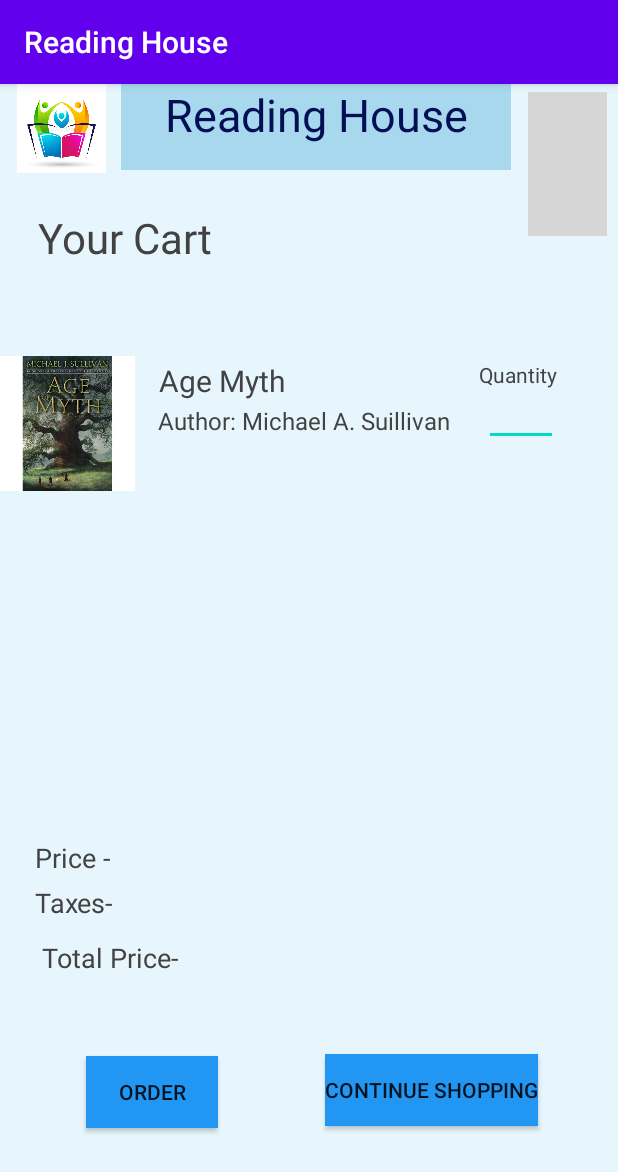
After one commit to V744/ReadingHouse, an Android app: the AddtoCart screen opened directly, with no data from a screen before it, on a phone screen of 412 x 824 dp. The commit adds this screen. Shown: the top 1172 px of the screen. Run offline under Robolectric (Android 15) with nearby library versions, the phone set to English and light mode, and no system bars; grey boxes are pictures that could not be loaded.

Commit message:
Your Cart Screen Done

```diff
--- a/app/src/main/AndroidManifest.xml
+++ b/app/src/main/AndroidManifest.xml
@@ -9,7 +9,8 @@
         android:roundIcon="@mipmap/ic_launcher_round"
         android:supportsRtl="true"
         android:theme="@style/AppTheme">
-        <activity android:name=".PSWDCODE"></activity>
+        <activity android:name=".AddtoCart"></activity>
+        <activity android:name=".PSWDCODE" />
         <activity android:name=".Passwordlink" />
         <activity android:name=".ThrillerActivity" />
         <activity android:name=".HorrorActivity" />
--- /dev/null
+++ b/app/src/main/java/com/ebookfrenzy/myapplication/AddtoCart.java
@@ -0,0 +1,41 @@
+package com.ebookfrenzy.myapplication;
+
+import androidx.appcompat.app.AppCompatActivity;
+
+import android.content.Intent;
+import android.os.Bundle;
+import android.view.View;
+import android.widget.Button;
+
+public class AddtoCart extends AppCompatActivity {
+
+    public Button b1,b2;
+
+    @Override
+    protected void onCreate(Bundle savedInstanceState) {
+        super.onCreate(savedInstanceState);
+        setContentView(R.layout.activity_addto_cart);
+        b1=findViewById(R.id.button3);
+        b2=findViewById(R.id.button4);
+
+        b1.setOnClickListener(new View.OnClickListener() {
+            @Override
+            public void onClick(View v) {
+                Intent i = new Intent(AddtoCart.this, PaymentPage.class);
+
+                startActivity(i);
+            }
+
+        });
+
+        b2.setOnClickListener(new View.OnClickListener() {
+            @Override
+            public void onClick(View v) {
+                Intent i = new Intent(AddtoCart.this, HomeActivity.class);
+
+                startActivity(i);
+            }
+
+        });
+    }
+}
--- a/app/src/main/java/com/ebookfrenzy/myapplication/HomeActivity.java
+++ b/app/src/main/java/com/ebookfrenzy/myapplication/HomeActivity.java
@@ -4,13 +4,17 @@ import androidx.annotation.NonNull;
 import androidx.appcompat.app.AppCompatActivity;
 import androidx.fragment.app.Fragment;
 
+import android.content.Intent;
 import android.os.Bundle;
 import android.view.MenuItem;
+import android.view.View;
+import android.widget.Button;
 
 import com.google.android.material.bottomnavigation.BottomNavigationView;
 
 public class HomeActivity extends AppCompatActivity {
 
+    public Button b1;
     @Override
     protected void onCreate(Bundle savedInstanceState) {
         super.onCreate(savedInstanceState);
@@ -18,6 +22,18 @@ public class HomeActivity extends AppCompatActivity {
         BottomNavigationView bottomNav=findViewById(R.id.bottom_navigation);
         bottomNav.setOnNavigationItemReselectedListener(navListener);
         getSupportFragmentManager().beginTransaction().replace(R.id.fragment_container,new HomeFragment()).commit();
+        b1=findViewById(R.id.addtocart);
+
+
+        b1.setOnClickListener(new View.OnClickListener() {
+            @Override
+            public void onClick(View v) {
+                Intent i = new Intent(HomeActivity.this, AddtoCart.class);
+
+                startActivity(i);
+            }
+
+        });
 
     }
     private BottomNavigationView.OnNavigationItemReselectedListener navListener=
--- /dev/null
+++ b/app/src/main/res/layout/activity_addto_cart.xml
@@ -0,0 +1,205 @@
+<?xml version="1.0" encoding="utf-8"?>
+<RelativeLayout xmlns:android="http://schemas.android.com/apk/res/android"
+    xmlns:app="http://schemas.android.com/apk/res-auto"
+    xmlns:tools="http://schemas.android.com/tools"
+    android:layout_width="match_parent"
+    android:layout_height="match_parent"
+    android:background="#E7F6FD"
+    tools:context=".AddtoCart">
+
+    <ImageView
+        android:id="@+id/imageView20"
+        android:layout_width="90dp"
+        android:layout_height="200dp"
+        android:layout_alignParentTop="true"
+        android:layout_marginLeft="0dp"
+        android:layout_marginTop="126dp"
+        android:src="@drawable/fantasy" />
+
+    <ImageView
+        android:id="@+id/imageView18"
+        android:layout_width="82dp"
+        android:layout_height="59dp"
+        android:layout_alignParentStart="true"
+        android:layout_alignParentLeft="true"
+        android:layout_alignParentTop="true"
+        android:layout_marginStart="0dp"
+        android:layout_marginLeft="0dp"
+        android:layout_marginTop="0dp"
+        android:layout_weight="1"
+        app:srcCompat="@drawable/icon" />
+
+    <TextView
+        android:id="@+id/textView29"
+        style="@android:style/Widget.Holo.TextView.SpinnerItem"
+        android:layout_width="260dp"
+        android:layout_height="57dp"
+        android:layout_alignParentTop="true"
+        android:layout_alignParentEnd="true"
+        android:layout_alignParentRight="true"
+        android:layout_centerHorizontal="true"
+        android:layout_marginTop="0dp"
+        android:layout_marginEnd="71dp"
+        android:layout_marginRight="71dp"
+        android:layout_weight="1"
+        android:background="#A8D8ED"
+        android:gravity="center_horizontal"
+        android:text="Reading House"
+        android:textAlignment="center"
+        android:textColor="#030F55"
+        android:textColorLink="#E31A1A"
+        android:textSize="30sp" />
+
+    <ImageView
+        android:id="@+id/imageView19"
+        android:layout_width="wrap_content"
+        android:layout_height="wrap_content"
+        android:layout_alignParentStart="true"
+        android:layout_alignParentLeft="true"
+        android:layout_alignParentTop="true"
+        android:layout_alignParentEnd="true"
+        android:layout_alignParentRight="true"
+        android:layout_marginStart="352dp"
+        android:layout_marginLeft="352dp"
+        android:layout_marginTop="5dp"
+        android:layout_marginEnd="7dp"
+        android:layout_marginRight="7dp"
+        app:srcCompat="@drawable/logoff" />
+
+    <TextView
+        android:id="@+id/textView30"
+        android:layout_width="wrap_content"
+        android:layout_height="wrap_content"
+        android:layout_alignParentStart="true"
+        android:layout_alignParentLeft="true"
+        android:layout_alignParentTop="true"
+        android:layout_marginStart="25dp"
+        android:layout_marginLeft="25dp"
+        android:layout_marginTop="83dp"
+        android:text="Your Cart"
+        android:textColor="@color/cardview_dark_background"
+        android:textSize="28dp" />
+
+    <TextView
+        android:id="@+id/textView31"
+        android:layout_width="wrap_content"
+        android:layout_height="wrap_content"
+        android:layout_alignParentStart="true"
+        android:layout_alignParentLeft="true"
+        android:layout_alignParentTop="true"
+        android:layout_marginStart="106dp"
+        android:layout_marginLeft="106dp"
+        android:layout_marginTop="184dp"
+        android:text="Age Myth"
+        android:textColor="@color/cardview_dark_background"
+        android:textSize="20dp" />
+
+    <TextView
+        android:id="@+id/textView32"
+        android:layout_width="wrap_content"
+        android:layout_height="wrap_content"
+        android:layout_alignParentStart="true"
+        android:layout_alignParentLeft="true"
+        android:layout_alignParentTop="true"
+        android:layout_marginStart="105dp"
+        android:layout_marginLeft="105dp"
+        android:layout_marginTop="213dp"
+        android:text="Author: Michael A. Suillivan"
+        android:textColor="@color/cardview_dark_background"
+        android:textSize="16dp" />
+
+    <TextView
+        android:id="@+id/textView33"
+        android:layout_width="wrap_content"
+        android:layout_height="wrap_content"
+        android:layout_alignParentTop="true"
+        android:layout_alignParentEnd="true"
+        android:layout_alignParentRight="true"
+        android:layout_marginTop="184dp"
+        android:layout_marginEnd="37dp"
+        android:layout_marginRight="37dp"
+        android:text="Quantity "
+        android:textColor="@color/cardview_dark_background"
+        android:textSize="14dp" />
+
+    <EditText
+        android:id="@+id/editTextNumber"
+        android:layout_width="49dp"
+        android:layout_height="35dp"
+        android:layout_alignParentTop="true"
+        android:layout_alignParentEnd="true"
+        android:layout_alignParentRight="true"
+        android:layout_marginTop="206dp"
+        android:layout_marginEnd="40dp"
+        android:layout_marginRight="40dp"
+        android:ems="10"
+        android:inputType="number" />
+
+    <TextView
+        android:id="@+id/textView34"
+        android:layout_width="wrap_content"
+        android:layout_height="wrap_content"
+        android:layout_alignParentStart="true"
+        android:layout_alignParentLeft="true"
+        android:layout_alignParentBottom="true"
+        android:layout_marginStart="23dp"
+        android:layout_marginLeft="23dp"
+        android:layout_marginBottom="240dp"
+        android:text="Price - "
+        android:textColor="@color/cardview_dark_background"
+        android:textSize="18dp" />
+
+    <TextView
+        android:id="@+id/textView35"
+        android:layout_width="wrap_content"
+        android:layout_height="wrap_content"
+        android:layout_alignParentStart="true"
+        android:layout_alignParentLeft="true"
+        android:layout_alignParentBottom="true"
+        android:layout_marginStart="23dp"
+        android:layout_marginLeft="23dp"
+        android:layout_marginBottom="210dp"
+        android:text="Taxes-"
+        android:textColor="@color/cardview_dark_background"
+        android:textSize="18dp" />
+
+    <TextView
+        android:id="@+id/textView36"
+        android:layout_width="wrap_content"
+        android:layout_height="wrap_content"
+        android:layout_alignParentStart="true"
+        android:layout_alignParentLeft="true"
+        android:layout_alignParentBottom="true"
+        android:layout_marginStart="23dp"
+        android:layout_marginLeft="23dp"
+        android:layout_marginBottom="173dp"
+        android:text=" Total Price-"
+        android:textColor="@color/cardview_dark_background"
+        android:textSize="18dp" />
+
+    <Button
+        android:id="@+id/button3"
+        android:layout_width="wrap_content"
+        android:layout_height="wrap_content"
+        android:layout_alignParentStart="true"
+        android:layout_alignParentLeft="true"
+        android:layout_alignParentBottom="true"
+        android:layout_marginStart="57dp"
+        android:layout_marginLeft="57dp"
+        android:layout_marginBottom="72dp"
+        android:background="#2196F3"
+        android:text="Order" />
+
+    <Button
+        android:id="@+id/button4"
+        android:layout_width="wrap_content"
+        android:layout_height="wrap_content"
+        android:layout_alignParentEnd="true"
+        android:layout_alignParentRight="true"
+        android:layout_alignParentBottom="true"
+        android:layout_marginEnd="53dp"
+        android:layout_marginRight="53dp"
+        android:layout_marginBottom="73dp"
+        android:background="#2196F3"
+        android:text="Continue Shopping" />
+</RelativeLayout>
--- a/app/src/main/res/layout/activity_login.xml
+++ b/app/src/main/res/layout/activity_login.xml
@@ -51,6 +51,13 @@
                     android:layout_marginRight="100dp"
                     android:orientation="horizontal">
 
+                    <ImageView
+                        android:id="@+id/imageView21"
+                        android:layout_width="12dp"
+                        android:layout_height="wrap_content"
+                        android:layout_weight="1"
+                        app:srcCompat="@drawable/account" />
+
                     <EditText
                         android:id="@+id/editTextTextPersonName5"
                         android:layout_width="wrap_content"
@@ -70,6 +77,13 @@
                     android:layout_marginLeft="40dp"
                     android:layout_marginRight="100dp"
                     android:orientation="horizontal">
+
+                    <ImageView
+                        android:id="@+id/imageView23"
+                        android:layout_width="wrap_content"
+                        android:layout_height="match_parent"
+                        android:layout_weight="1"
+                        app:srcCompat="@drawable/pass" />
 
                     <EditText
                         android:id="@+id/editTextTextPassword"
```
Also changed, not shown: app/src/main/res/drawable-v24/icons8-forgot-password-26.png (added), app/src/main/res/drawable-v24/icons8-user-male-90.png (added), app/src/main/res/drawable-v24/pass.png (added).
